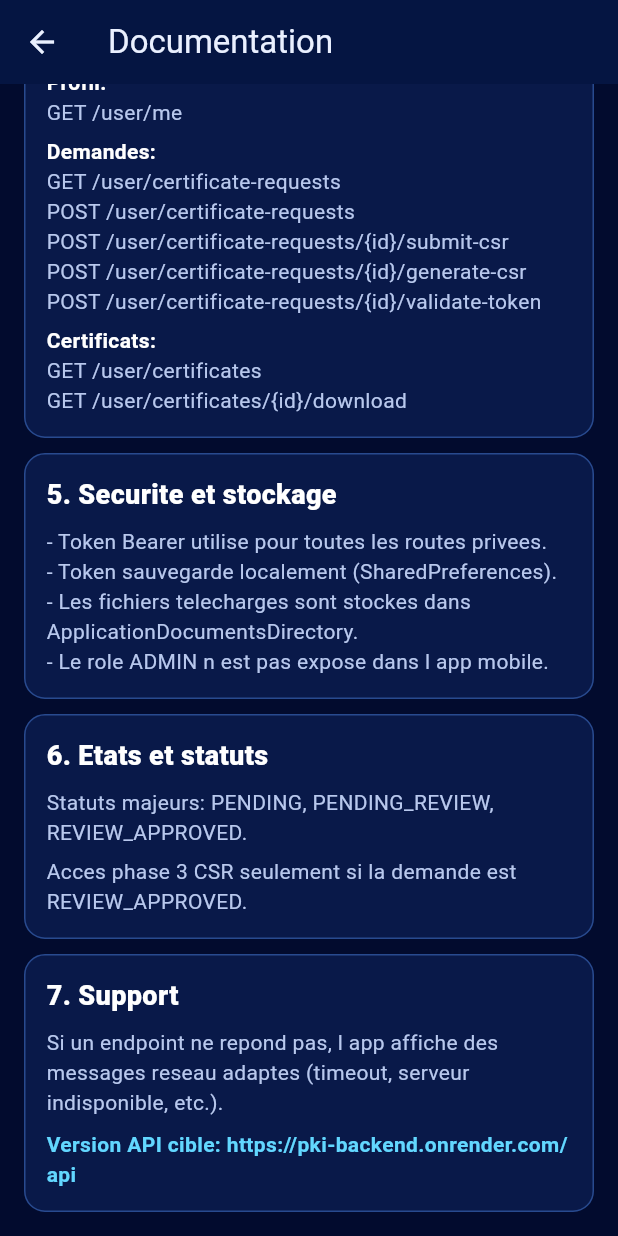
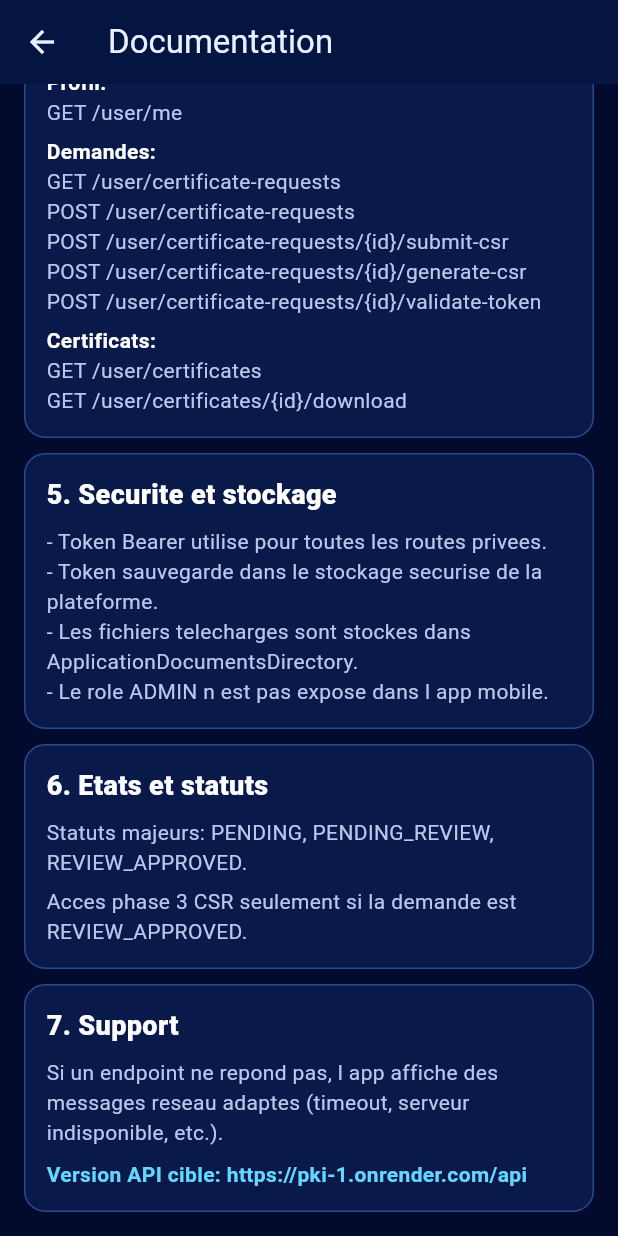
Before and after one commit to geekhub26-hub/PKI, a Flutter app: the screen it shows after launch, item 2 of the bottom bar chosen, scrolled down 805 dp, on a phone screen of 412 x 824 dp. Run offline on Flutter 3.47's test engine with Material 3 defaults, Android fonts, the phone set to English and light mode, and no system bars; our stand-ins replace file_picker, flutter_secure_storage, shared_preferences; accounts and stored records are empty.

Commit message:
Update mobile API and secure token storage

```diff
--- a/frontend_mobile/lib/api_client.dart
+++ b/frontend_mobile/lib/api_client.dart
@@ -14,7 +14,7 @@ class ApiException implements Exception {
 }
 
 class ApiClient {
-  ApiClient({this.baseUrl = const String.fromEnvironment('API_URL', defaultValue: 'https://pki-backend.onrender.com/api')});
+  ApiClient({this.baseUrl = const String.fromEnvironment('API_URL', defaultValue: 'https://pki-1.onrender.com/api')});
 
   final String baseUrl;
 
--- a/frontend_mobile/lib/main.dart
+++ b/frontend_mobile/lib/main.dart
@@ -600,7 +600,7 @@ class LandingDocsScreen extends StatelessWidget {
               crossAxisAlignment: CrossAxisAlignment.start,
               children: const [
                 Text('- Token Bearer utilise pour toutes les routes privees.', style: body),
-                Text('- Token sauvegarde localement (SharedPreferences).', style: body),
+                Text('- Token sauvegarde dans le stockage securise de la plateforme.', style: body),
                 Text('- Les fichiers telecharges sont stockes dans ApplicationDocumentsDirectory.', style: body),
                 Text('- Le role ADMIN n est pas expose dans l app mobile.', style: body),
               ],
@@ -626,7 +626,7 @@ class LandingDocsScreen extends StatelessWidget {
               children: const [
                 Text('Si un endpoint ne repond pas, l app affiche des messages reseau adaptes (timeout, serveur indisponible, etc.).', style: body),
                 SizedBox(height: 8),
-                Text('Version API cible: https://pki-backend.onrender.com/api', style: TextStyle(color: Color(0xFF62D7FF), fontWeight: FontWeight.w700)),
+                Text('Version API cible: https://pki-1.onrender.com/api', style: TextStyle(color: Color(0xFF62D7FF), fontWeight: FontWeight.w700)),
               ],
             ),
           ),
@@ -1277,7 +1277,7 @@ class DashboardPage extends StatelessWidget {
               SizedBox(height: 10),
               Divider(color: Color(0xFF274282)),
               SizedBox(height: 10),
-              Text('API Endpoint: https://pki-backend.onrender.com/api', style: TextStyle(color: Color(0xFFAFC1E8))),
+              Text('API Endpoint: https://pki-1.onrender.com/api', style: TextStyle(color: Color(0xFFAFC1E8))),
             ],
           ),
         ),
--- a/frontend_mobile/pubspec.yaml
+++ b/frontend_mobile/pubspec.yaml
@@ -32,6 +32,7 @@ dependencies:
     sdk: flutter
 
   cupertino_icons: ^1.0.8
+  flutter_secure_storage: ^9.2.4
   http: ^1.5.0
   shared_preferences: ^2.5.3
   file_picker: ^10.3.2
```
Also changed, not shown: frontend_mobile/lib/app_state.dart (+11 -3 lines).
